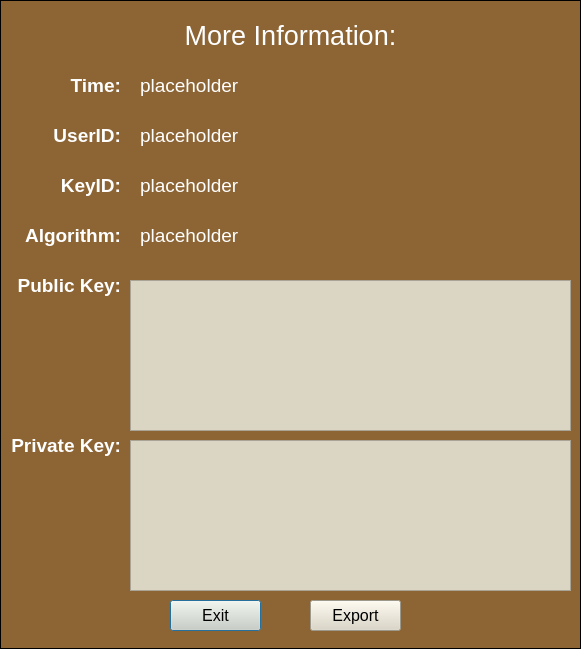
Old version of the form src/gui/uiFiles/privateKeyInfo.ui in the repository MladenZurkic/ZP-PGP-2023.
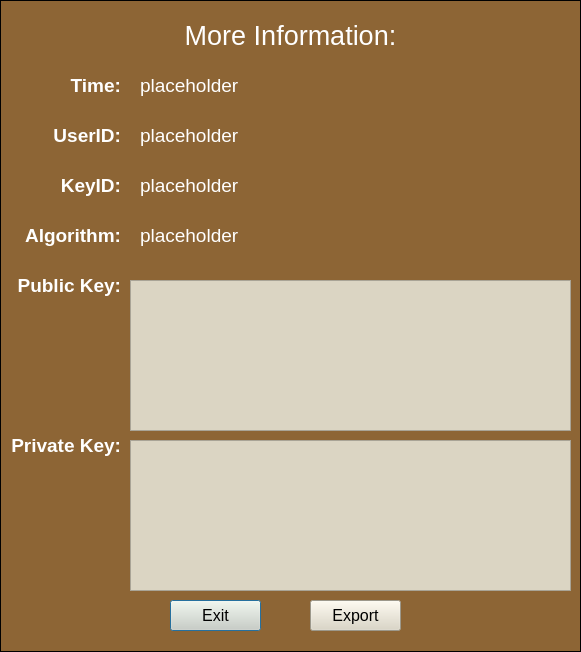
New version of the form.

```diff
--- a/src/gui/uiFiles/privateKeyInfo.ui
+++ b/src/gui/uiFiles/privateKeyInfo.ui
@@ -7,7 +7,7 @@
     <x>0</x>
     <y>0</y>
     <width>581</width>
-    <height>649</height>
+    <height>652</height>
    </rect>
   </property>
   <property name="windowTitle">
```
